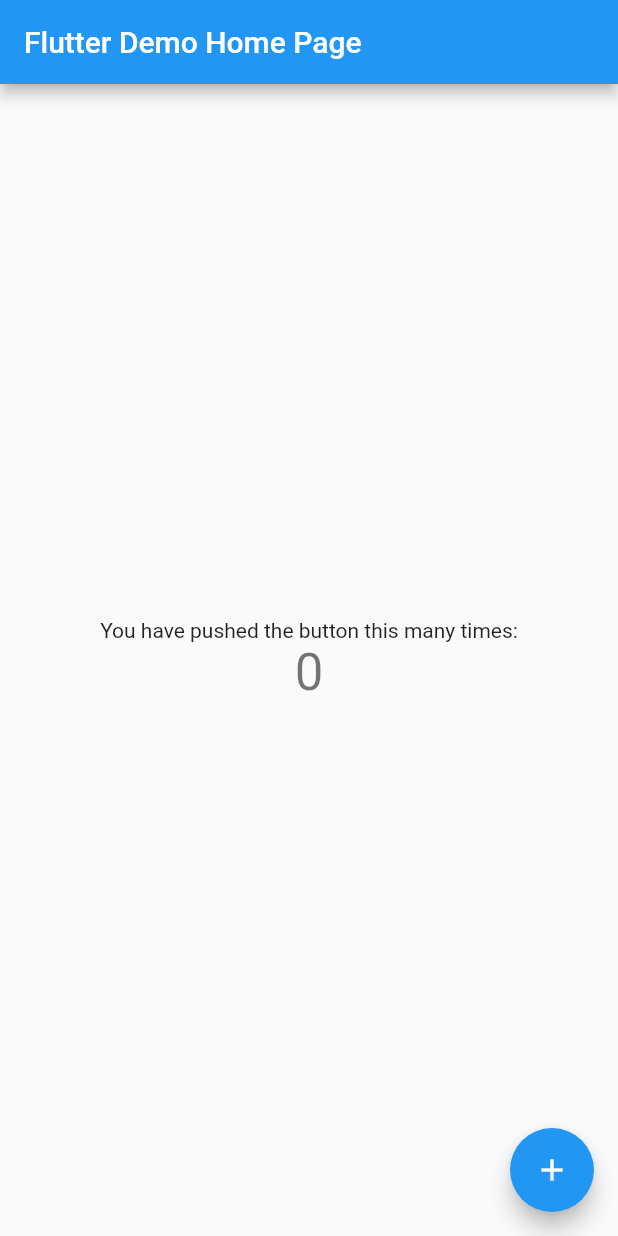
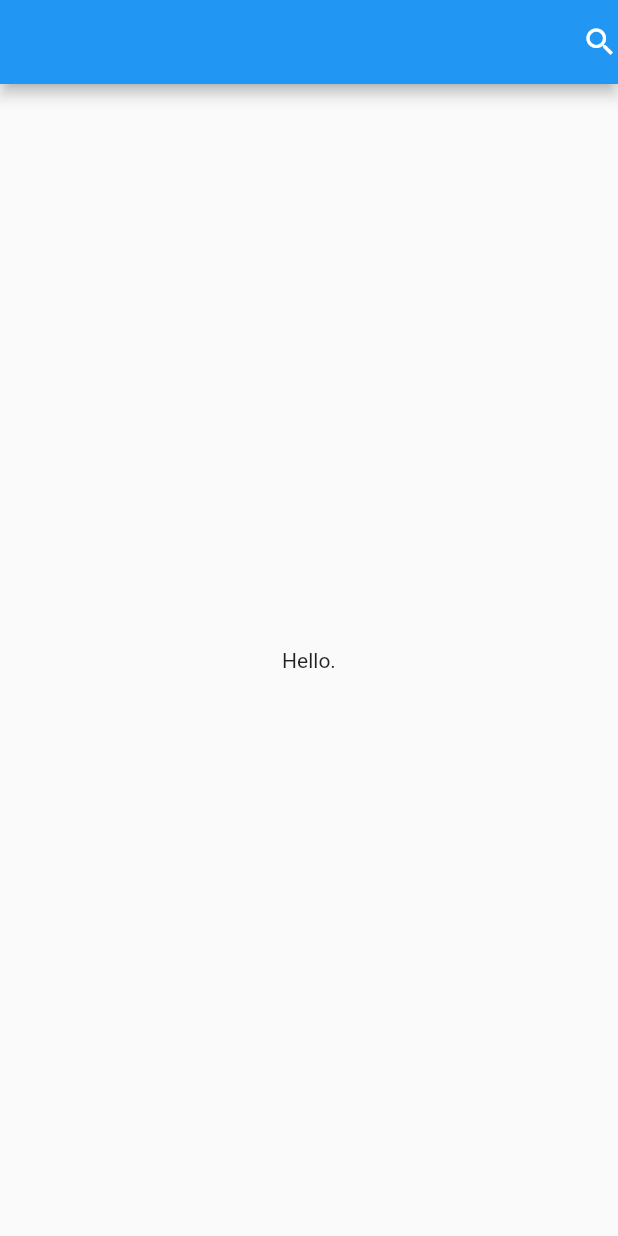
Before and after one commit to divyaraj773/flutter_components, a Flutter app: the screen it shows after launch, on a phone screen of 412 x 824 dp. Run offline on Flutter 3.47's test engine with Material 2 defaults, Android fonts, the phone set to English and light mode, and no system bars.

Commit message:
second commit

```diff
--- a/lib/main.dart
+++ b/lib/main.dart
@@ -1,42 +1,23 @@
 import 'package:flutter/material.dart';
-
+import './pages/homepage.dart';
 void main() => runApp(MyApp());
 
 class MyApp extends StatelessWidget {
-  // This widget is the root of your application.
   @override
+
   Widget build(BuildContext context) {
     return MaterialApp(
       title: 'Flutter Demo',
       theme: ThemeData(
-        // This is the theme of your application.
-        //
-        // Try running your application with "flutter run". You'll see the
-        // application has a blue toolbar. Then, without quitting the app, try
-        // changing the primarySwatch below to Colors.green and then invoke
-        // "hot reload" (press "r" in the console where you ran "flutter run",
-        // or simply save your changes to "hot reload" in a Flutter IDE).
-        // Notice that the counter didn't reset back to zero; the application
-        // is not restarted.
         primarySwatch: Colors.blue,
       ),
-      home: MyHomePage(title: 'Flutter Demo Home Page'),
+      home: HomePage(),
     );
   }
 }
 
-class MyHomePage extends StatefulWidget {
+/*class MyHomePage extends StatefulWidget {
   MyHomePage({Key key, this.title}) : super(key: key);
-
-  // This widget is the home page of your application. It is stateful, meaning
-  // that it has a State object (defined below) that contains fields that affect
-  // how it looks.
-
-  // This class is the configuration for the state. It holds the values (in this
-  // case the title) provided by the parent (in this case the App widget) and
-  // used by the build method of the State. Fields in a Widget subclass are
-  // always marked "final".
-
   final String title;
 
   @override
@@ -109,3 +90,4 @@ class _MyHomePageState extends State<MyHomePage> {
     );
   }
 }
+*/
--- /dev/null
+++ b/lib/pages/homepage.dart
@@ -0,0 +1,25 @@
+import 'package:flutter/material.dart';
+
+class HomePage extends StatefulWidget{
+  HomePage({Key key,}) : super(key: key);
+
+  @override
+  _MyHomePageState createState() => _MyHomePageState();
+}
+
+class _MyHomePageState extends State<HomePage>{
+  @override
+  Widget build(BuildContext context){
+    return Scaffold(
+      appBar: AppBar(
+        actions: <Widget>[
+          Icon(Icons.search),
+        ],
+      ),
+      body:
+      Center(
+        child: Text("Hello."),
+      ),
+    );
+  }
+}
```
